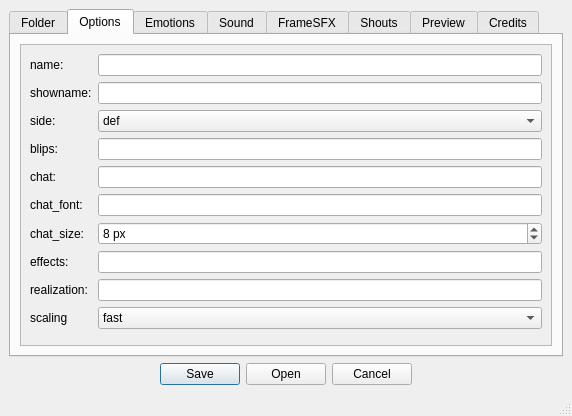
Before: the Qt Designer form ressources/ui/ao2charmaker.ui in Salanto/AO2-CharIniMaker, drawn with Qt 5.
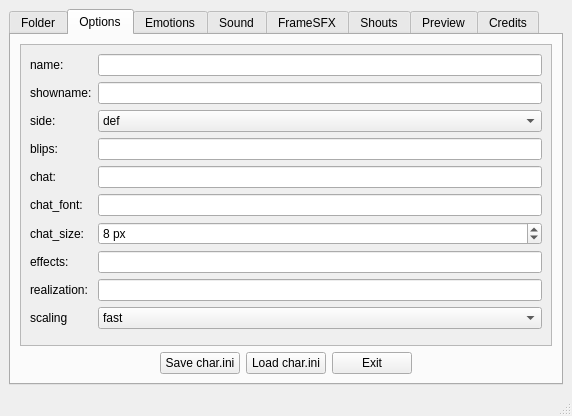
After: the same form once the commit is applied.

Diff of the .ui file:
```diff
--- a/ressources/ui/ao2charmaker.ui
+++ b/ressources/ui/ao2charmaker.ui
@@ -342,6 +342,57 @@
           </widget>
          </widget>
         </item>
+        <item>
+         <layout class="QGridLayout" name="gridLayout_5">
+          <item row="0" column="3">
+           <widget class="QPushButton" name="control_exit_button">
+            <property name="text">
+             <string>Exit</string>
+            </property>
+           </widget>
+          </item>
+          <item row="0" column="1">
+           <widget class="QPushButton" name="control_save_button">
+            <property name="text">
+             <string>Save char.ini</string>
+            </property>
+           </widget>
+          </item>
+          <item row="0" column="2">
+           <widget class="QPushButton" name="control_load_button">
+            <property name="text">
+             <string>Load char.ini</string>
+            </property>
+           </widget>
+          </item>
+          <item row="0" column="0">
+           <spacer name="horizontalSpacer_4">
+            <property name="orientation">
+             <enum>Qt::Horizontal</enum>
+            </property>
+            <property name="sizeHint" stdset="0">
+             <size>
+              <width>40</width>
+              <height>20</height>
+             </size>
+            </property>
+           </spacer>
+          </item>
+          <item row="0" column="4">
+           <spacer name="horizontalSpacer_5">
+            <property name="orientation">
+             <enum>Qt::Horizontal</enum>
+            </property>
+            <property name="sizeHint" stdset="0">
+             <size>
+              <width>40</width>
+              <height>20</height>
+             </size>
+            </property>
+           </spacer>
+          </item>
+         </layout>
+        </item>
        </layout>
       </widget>
       <widget class="QWidget" name="emotions">
@@ -740,16 +791,6 @@
       </widget>
      </widget>
     </item>
-    <item>
-     <widget class="QDialogButtonBox" name="control_buttons">
-      <property name="standardButtons">
-       <set>QDialogButtonBox::Cancel|QDialogButtonBox::Open|QDialogButtonBox::Save</set>
-      </property>
-      <property name="centerButtons">
-       <bool>true</bool>
-      </property>
-     </widget>
-    </item>
    </layout>
   </widget>
   <widget class="QStatusBar" name="statusbar"/>
```
Left out of the diff: 2 changed lines with no effect on the pictures.
